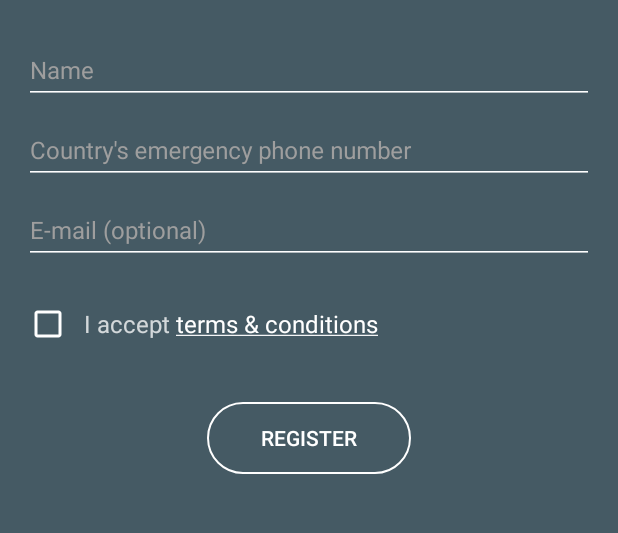
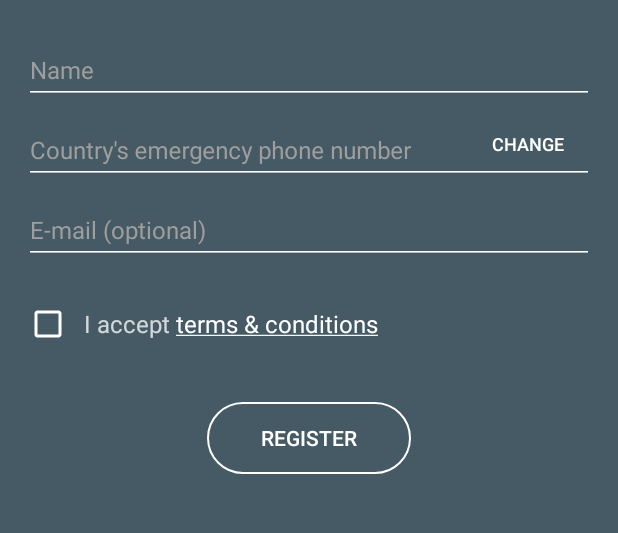
Before and after one commit to LukasPaczos/emergency-number, an Android app: the screen it shows after launch (LauncherActivity), after a tap on an icon or button, on a phone screen of 412 x 824 dp, the part 372-905 px from its top. Run offline under Robolectric (Android 15) with nearby library versions, the phone set to English and light mode, and no system bars; libraries missing offline, so code that uses them is left out: com.crashlytics.android, io.fabric.sdk, uk.co.chrisjenx; 2 statements that could not run were skipped.

Commit message:
Added change button to auto-completed emergency number

```diff
--- a/EmergencyNumber/src/main/java/com/lukaspaczos/emergencynumber/launcher/BeginFragment.java
+++ b/EmergencyNumber/src/main/java/com/lukaspaczos/emergencynumber/launcher/BeginFragment.java
@@ -52,6 +52,7 @@ public class BeginFragment extends Fragment {
     private EditText mEmailView;
     private CheckBox mRulesView;
     private TextView mRulesTextView;
+    private Button mChangeNumberButton;
 
     public BeginFragment() {
         // Required empty public constructor
@@ -81,6 +82,7 @@ public class BeginFragment extends Fragment {
         mEmailView = (EditText) rootView.findViewById(R.id.email);
         mRulesView = (CheckBox) rootView.findViewById(R.id.register_rules);
         mRulesTextView = (TextView) rootView.findViewById(R.id.register_rules_text);
+        mChangeNumberButton = rootView.findViewById(R.id.begin_change_number_button);
 
         Button mRegisterButton = (Button) rootView.findViewById(R.id.continue_button);
         mRegisterButton.setOnClickListener(new View.OnClickListener() {
@@ -115,6 +117,15 @@ public class BeginFragment extends Fragment {
         mRulesTextView.setText(sp);
         mRulesTextView.setMovementMethod(LinkMovementMethod.getInstance());
         mRulesTextView.setHighlightColor(ContextCompat.getColor(getActivity(), R.color.primary_white_text));
+
+        mChangeNumberButton.setOnClickListener(new View.OnClickListener() {
+            @Override
+            public void onClick(View view) {
+                view.setVisibility(View.GONE);
+                mNumberView.setEnabled(true);
+                mNumberView.setText("");
+            }
+        });
 
         return rootView;
     }
@@ -175,6 +186,7 @@ public class BeginFragment extends Fragment {
                         if (!fetchedNumber.isEmpty()) {
                             mNumberView.setText(fetchedNumber);
                             mNumberView.setEnabled(false);
+                            mChangeNumberButton.setVisibility(View.VISIBLE);
                         }
 
                     } else {
--- a/EmergencyNumber/src/main/res/layout/fragment_begin.xml
+++ b/EmergencyNumber/src/main/res/layout/fragment_begin.xml
@@ -23,6 +23,10 @@
 
     </android.support.design.widget.TextInputLayout>
 
+    <RelativeLayout
+        android:layout_width="match_parent"
+        android:layout_height="wrap_content">
+
         <android.support.design.widget.TextInputLayout
             android:layout_width="match_parent"
             android:layout_height="wrap_content">
@@ -38,6 +42,19 @@
                 android:textColor="@android:color/white" />
 
         </android.support.design.widget.TextInputLayout>
+
+        <Button
+            android:id="@+id/begin_change_number_button"
+            android:layout_width="wrap_content"
+            android:layout_height="wrap_content"
+            android:layout_alignParentRight="true"
+            android:layout_centerVertical="true"
+            android:background="?android:attr/selectableItemBackground"
+            android:text="@string/begin_change_number"
+            android:textColor="@android:color/white"
+            android:textSize="12sp" />
+
+    </RelativeLayout>
 
     <android.support.design.widget.TextInputLayout
         android:layout_width="match_parent"
--- a/EmergencyNumber/src/main/res/values/strings.xml
+++ b/EmergencyNumber/src/main/res/values/strings.xml
@@ -96,4 +96,5 @@
     <string name="location_address">Address…</string>
     <string name="chat_operator">Operator</string>
     <string name="emergency_number_api_no_country">We couldn\'t establish your position to fetch emergency number. Please enter it yourself.</string>
+    <string name="begin_change_number">CHANGE</string>
 </resources>
```
Also changed, not shown: 1 other file. Lines whose indentation alone changed are shown as unchanged.
